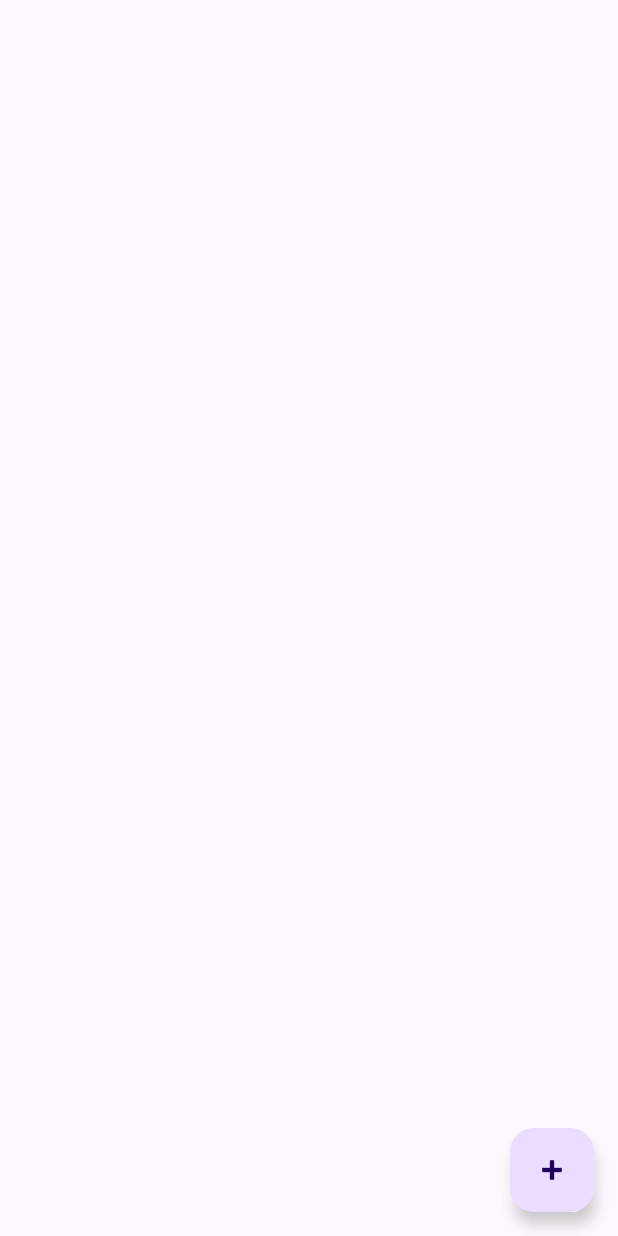
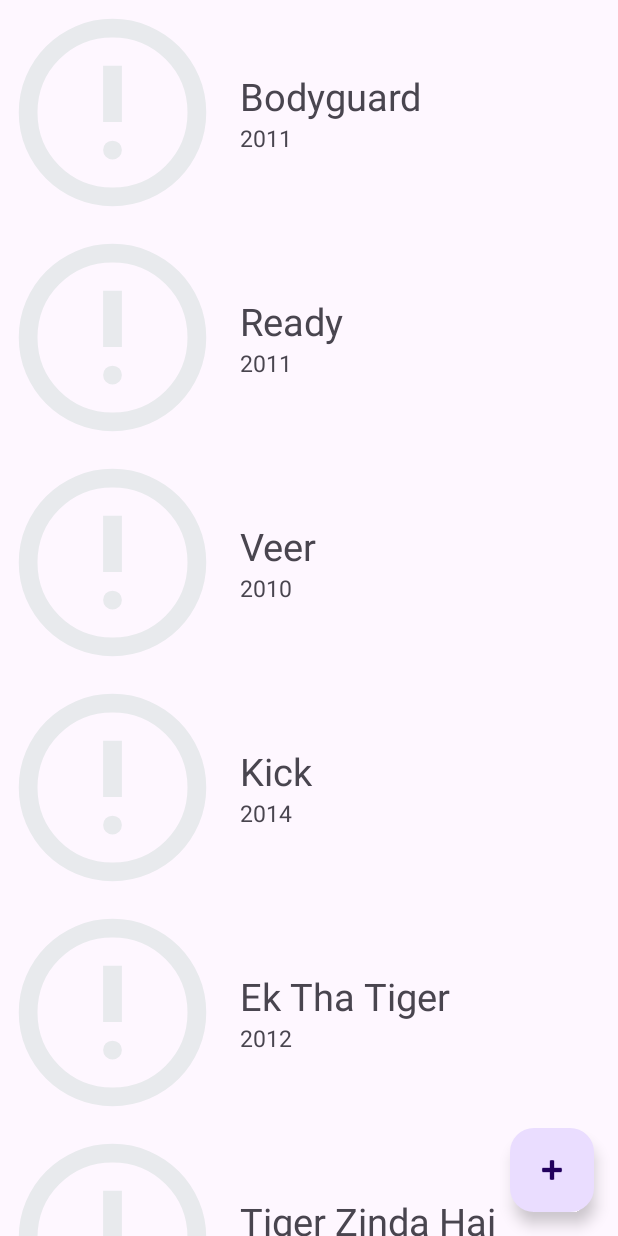
Before and after one commit to adnan-mohammed7/MovieApp, an Android app: the screen it shows after launch (MainActivity), on a phone screen of 412 x 824 dp. Run offline under Robolectric (Android 15) with nearby library versions, the phone set to English and light mode, and no system bars; pictures from the network do not load.

Commit message:
Fixed textView error and added internet permission to glide

```diff
--- a/app/src/main/AndroidManifest.xml
+++ b/app/src/main/AndroidManifest.xml
@@ -1,7 +1,7 @@
 <?xml version="1.0" encoding="utf-8"?>
 <manifest xmlns:android="http://schemas.android.com/apk/res/android"
     xmlns:tools="http://schemas.android.com/tools">
-
+    <uses-permission android:name="android.permission.INTERNET"/>
     <application
         android:allowBackup="true"
         android:dataExtractionRules="@xml/data_extraction_rules"
--- a/app/src/main/java/com/example/movieapp/MainActivity.java
+++ b/app/src/main/java/com/example/movieapp/MainActivity.java
@@ -1,16 +1,23 @@
 package com.example.movieapp;
 
 import android.os.Bundle;
+import android.view.View;
+
+import androidx.appcompat.app.AlertDialog;
 import androidx.appcompat.app.AppCompatActivity;
+import androidx.recyclerview.widget.LinearLayoutManager;
+import androidx.recyclerview.widget.RecyclerView;
+
+import com.google.android.material.floatingactionbutton.FloatingActionButton;
 
 import java.lang.reflect.Array;
 import java.util.ArrayList;
 import java.util.Arrays;
 
 public class MainActivity extends AppCompatActivity {
-    private ArrayList<Movie> list = new ArrayList<>(Arrays.asList(
+    private ArrayList<Movie> movies = new ArrayList<>(Arrays.asList(
             new Movie("Bodyguard", 2011, "m001", "Movie", "https://upload.wikimedia.org/wikipedia/en/a/af/Bodyguard_poster.jpg"),
-            new Movie("Ready", 2011, "m002", "Movie", "https://en.wikipedia.org/wiki/Ready_%282011_film%29#/media/File:Salman-Asin-Ready.jpg"),
+            new Movie("Ready", 2011, "m002", "Movie", "https://i.imgur.com/F7pr997.jpeg"),
             new Movie("Veer", 2010, "m003", "Movie", "https://example.com/veer.jpg"),
             new Movie("Kick", 2014, "m004", "Movie", "https://example.com/kick.jpg"),
             new Movie("Ek Tha Tiger", 2012, "m005", "Movie", "https://example.com/ekthtiger.jpg"),
@@ -21,9 +28,27 @@ public class MainActivity extends AppCompatActivity {
             new Movie("Sultan", 2016, "m010", "Movie", "https://example.com/sultan.jpg")
     ));
 
+    private RecyclerView recyclerView;
+    private RecyclerAdapter adapter;
+
     @Override
     protected void onCreate(Bundle savedInstanceState) {
         super.onCreate(savedInstanceState);
         setContentView(R.layout.activity_main);
+        recyclerView = findViewById(R.id.display);
+        adapter = new RecyclerAdapter(movies);
+        recyclerView.setAdapter(adapter);
+        recyclerView.setLayoutManager(new LinearLayoutManager(this));
+        FloatingActionButton fab = findViewById(R.id.add_fab);
+        fab.setOnClickListener(new View.OnClickListener() {
+            @Override
+            public void onClick(View v) {
+                createMovie();
+            }
+        });
     }
+    public void createMovie(){
+
+    }
+
 }
--- a/app/src/main/java/com/example/movieapp/RecyclerAdapter.java
+++ b/app/src/main/java/com/example/movieapp/RecyclerAdapter.java
@@ -1,11 +1,11 @@
 package com.example.movieapp;
-
 import android.view.LayoutInflater;
 import android.view.View;
 import android.view.ViewGroup;
 import android.widget.ImageView;
 import android.widget.TextView;
 
+import androidx.annotation.NonNull;
 import androidx.recyclerview.widget.RecyclerView;
 
 import com.bumptech.glide.Glide;
@@ -14,7 +14,7 @@ import java.util.ArrayList;
 
 public class RecyclerAdapter extends RecyclerView.Adapter<RecyclerAdapter.ViewHolder> {
 
-    private ArrayList<Movie> movieArrayList;
+    private final ArrayList<Movie> movieArrayList;
 
     /**
      * Provide a reference to the type of views that you are using
@@ -29,9 +29,9 @@ public class RecyclerAdapter extends RecyclerView.Adapter<RecyclerAdapter.ViewHo
             super(view);
             // Define click listener for the ViewHolder's View
 
-            imageViewer = (ImageView) view.findViewById(R.id.image_viewer);
-            title = (TextView) view.findViewById(R.id.title_viewer);
-            year = (TextView) view.findViewById(R.id.year_viewer);
+            imageViewer = view.findViewById(R.id.image_viewer);
+            title = view.findViewById(R.id.title_viewer);
+            year = view.findViewById(R.id.year_viewer);
         }
     }
 
@@ -46,6 +46,7 @@ public class RecyclerAdapter extends RecyclerView.Adapter<RecyclerAdapter.ViewHo
     }
 
     // Create new views (invoked by the layout manager)
+    @NonNull
     @Override
     public ViewHolder onCreateViewHolder(ViewGroup viewGroup, int viewType) {
         // Create a new view, which defines the UI of the list item
@@ -62,18 +63,18 @@ public class RecyclerAdapter extends RecyclerView.Adapter<RecyclerAdapter.ViewHo
         Movie movie = movieArrayList.get(position);
 
         // Load the movie poster using Glide
-        Glide.with(viewHolder.getContext())
-                .load(movie.getPosterUrl()) // URL of the image
-                .placeholder(R.drawable.placeholder) // Placeholder image (optional)
-                .error(R.drawable.error) // Error image if loading fails (optional)
-                .into(viewHolder.imageViewer); // ImageView where the image will
-        viewHolder.title.setText(selected.getTitle());
-        viewHolder.year.setText(selected.getYear());
+        Glide.with(viewHolder.imageViewer.getContext())
+                .load(movie.getPosterUrl())
+                .placeholder(R.drawable.ic_placeholder)
+                .error(R.drawable.ic_error)
+                .into(viewHolder.imageViewer);
+        viewHolder.title.setText(movie.getTitle());
+        viewHolder.year.setText(String.valueOf(movie.getYear()));
     }
 
     // Return the size of your dataset (invoked by the layout manager)
     @Override
     public int getItemCount() {
-        return localDataSet.length;
+        return movieArrayList.size();
     }
 }
```
